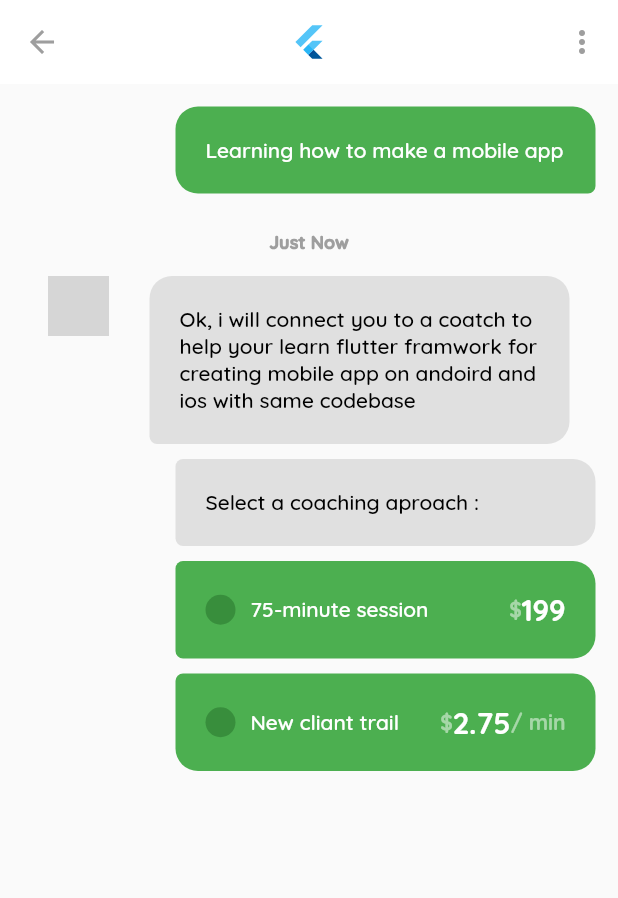
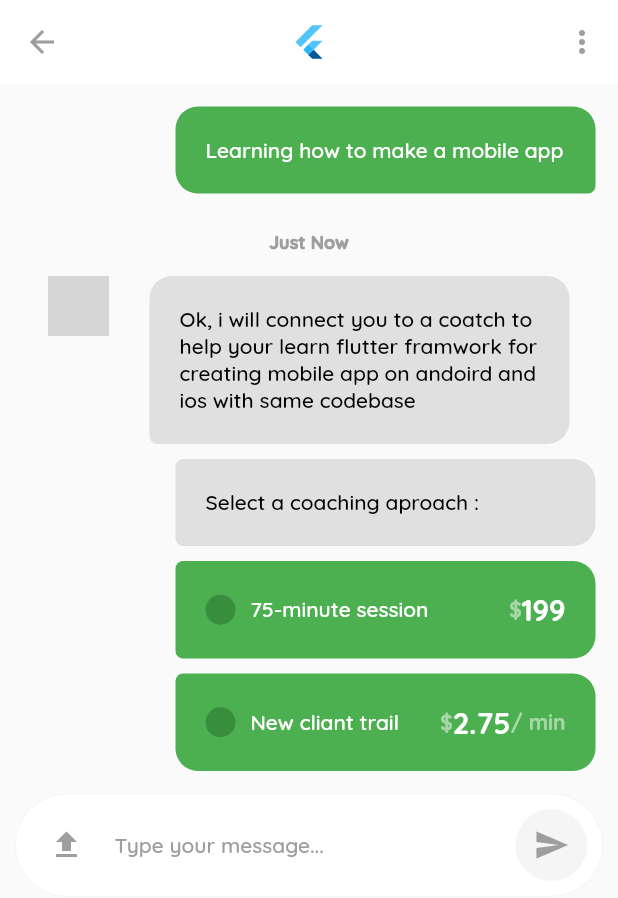
Before and after one commit to AmineMersoul/Relationship-Coaching, a Flutter app: the screen it shows after launch, on a phone screen of 412 x 824 dp. Shown: the top 898 px of the screen. Run offline on Flutter 3.47's test engine with Material 2 defaults, Android fonts, the phone set to English and light mode, and no system bars; network calls fail; project files that could hold a hidden picture were left out; grey boxes are pictures that could not be loaded.

Commit message:
adding message input

```diff
--- a/lib/messaging.dart
+++ b/lib/messaging.dart
@@ -157,6 +157,38 @@ class Messaging extends StatelessWidget {
               ],
             ),
           ),
+          Container(
+            margin: EdgeInsets.all(10.0),
+            padding: EdgeInsets.symmetric(vertical: 10.0, horizontal: 10.0),
+            decoration: BoxDecoration(
+              color: Colors.white, borderRadius: BorderRadius.circular(40.0),
+              border: Border.all(color: Colors.grey[200], width: 0.4),
+            ),
+            child: Row(
+              children: <Widget>[
+                IconButton(
+                  onPressed: () {},
+                  icon: Icon(Icons.file_upload, color: Colors.grey,),
+                ),
+                Expanded(
+                  child: Padding(
+                    padding: const EdgeInsets.all(8.0),
+                    child: Text("Type your message...", style: TextStyle(color: Colors.grey, fontFamily: 'Quicksand'),),
+                  ),
+                ),
+                Container(
+                  decoration: BoxDecoration(
+                    color: Colors.grey[100],
+                    borderRadius: BorderRadius.all(Radius.circular(100.0))
+                  ),
+                  child: IconButton(
+                    onPressed: () {},
+                    icon: Icon(Icons.send, color: Colors.grey,),
+                  ),
+                )
+              ],
+            ),
+          )
         ],
       ),
     );
```
